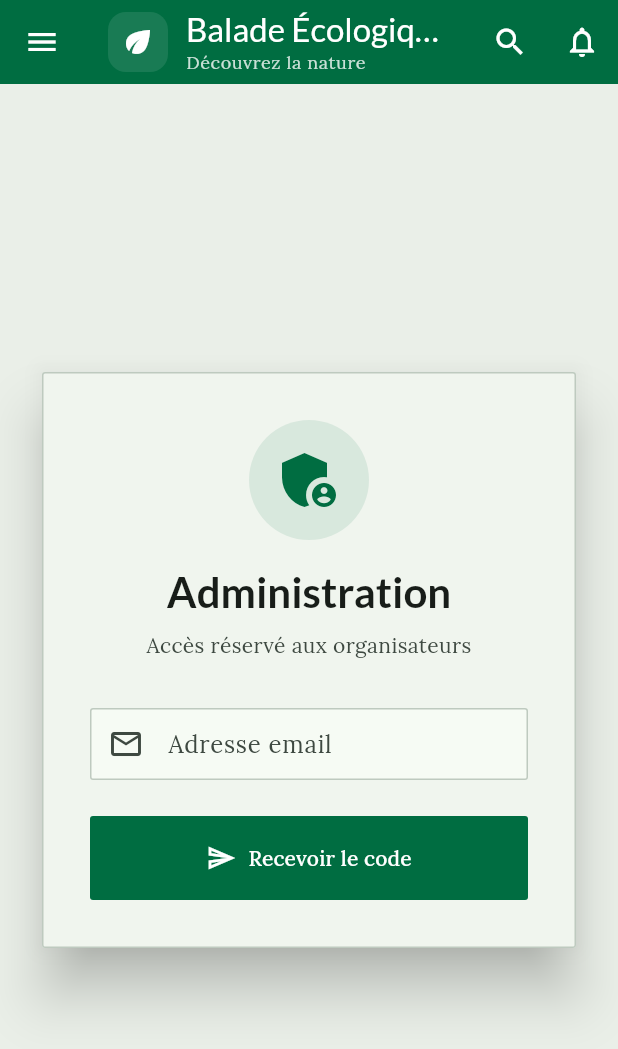
After one commit to Feldrise/application-balades, a Flutter app: the AdminLoginPage screen opened by its route, on a phone screen of 412 x 824 dp. The commit adds this screen. Shown: the top 1049 px of the screen. Run offline on Flutter 3.47's test engine with Material 3 defaults, Android fonts, the phone set to English and light mode, and no system bars; our stand-ins replace file_picker, flutter_riverpod, freezed_annotation, go_router, google_fonts, shared_preferences; missing offline and left inert: phone_form_field; accounts and stored records are empty.

Commit message:
✨ Add login page for admin

```diff
--- /dev/null
+++ b/lib/features/admin/admin_home_page/admin_home_page.dart
@@ -0,0 +1,14 @@
+import 'package:flutter/material.dart';
+
+class AdminHomePage extends StatelessWidget {
+  const AdminHomePage({super.key});
+
+  @override
+  Widget build(BuildContext context) {
+    return Scaffold(
+      appBar: AppBar(title: const Text('Administration')),
+      body: const Center(child: Text('Welcome to the Admin Home Page')),
+      floatingActionButton: FloatingActionButton.extended(onPressed: () {}, icon: const Icon(Icons.add), label: const Text('Ajouter une balade')),
+    );
+  }
+}
--- /dev/null
+++ b/lib/features/authentication/admin_login_page.dart
@@ -0,0 +1,188 @@
+import 'package:balade/core/widgets/loading_overlay.dart';
+import 'package:balade/features/authentication/authentication_provider.dart';
+import 'package:balade/features/authentication/authentication_service.dart';
+import 'package:balade/features/authentication/data/models/authed_user/authed_user.dart';
+import 'package:balade/themes/screen_helper.dart';
+import 'widgets/admin_login_header.dart';
+import 'widgets/admin_login_error_message.dart';
+import 'widgets/admin_login_email_step.dart';
+import 'widgets/admin_login_code_step.dart';
+import 'package:flutter/material.dart';
+import 'package:flutter/services.dart';
+import 'package:flutter_riverpod/flutter_riverpod.dart';
+
+class AdminLoginPage extends ConsumerStatefulWidget {
+  const AdminLoginPage({super.key});
+
+  @override
+  ConsumerState<AdminLoginPage> createState() => _AdminLoginPageState();
+}
+
+class _AdminLoginPageState extends ConsumerState<AdminLoginPage> with TickerProviderStateMixin {
+  final _formKey = GlobalKey<FormState>();
+  final _emailController = TextEditingController();
+  final _codeController = TextEditingController();
+
+  bool _showCodeStep = false;
+  bool _obscureCode = true;
+  String? _errorMessage;
+
+  late AnimationController _slideController;
+  late AnimationController _fadeController;
+  late Animation<double> _fadeAnimation;
+
+  @override
+  void initState() {
+    super.initState();
+    _slideController = AnimationController(duration: const Duration(milliseconds: 400), vsync: this);
+    _fadeController = AnimationController(duration: const Duration(milliseconds: 300), vsync: this);
+
+    _fadeAnimation = Tween<double>(begin: 0.0, end: 1.0).animate(CurvedAnimation(parent: _fadeController, curve: Curves.easeIn));
+
+    _fadeController.forward();
+  }
+
+  @override
+  void dispose() {
+    _emailController.dispose();
+    _codeController.dispose();
+    _slideController.dispose();
+    _fadeController.dispose();
+    super.dispose();
+  }
+
+  Future<void> _sendCode() async {
+    if (!_formKey.currentState!.validate()) return;
+
+    setState(() {
+      _errorMessage = null;
+    });
+
+    LoadingOverlay.of(context).show();
+
+    try {
+      await AuthenticationService.instance.authenticate(_emailController.text);
+      setState(() {
+        _showCodeStep = true;
+      });
+      _slideController.forward();
+    } on PlatformException catch (e) {
+      setState(() {
+        _errorMessage = e.message ?? 'Une erreur est survenue';
+      });
+    } catch (e) {
+      setState(() {
+        _errorMessage = 'Une erreur inattendue est survenue';
+      });
+    } finally {
+      if (mounted) {
+        LoadingOverlay.of(context).hide();
+      }
+    }
+  }
+
+  Future<void> _verifyCode() async {
+    if (!_formKey.currentState!.validate()) return;
+
+    setState(() {
+      _errorMessage = null;
+    });
+
+    LoadingOverlay.of(context).show();
+
+    try {
+      final result = await AuthenticationService.instance.verifyAuthentication(_emailController.text, _codeController.text);
+
+      if (result.user == null || result.token == null) {
+        throw Exception('Invalid response from server');
+      }
+
+      final authedUser = AuthedUser(user: result.user!, token: result.token!);
+      await ref.read(authenticationProvider.notifier).login(authedUser);
+
+      if (mounted) {
+        ScaffoldMessenger.of(context).showSnackBar(const SnackBar(content: Text('Connexion réussie !'), backgroundColor: Colors.green));
+        // Navigation will be handled by the parent router
+      }
+    } on PlatformException catch (e) {
+      setState(() {
+        _errorMessage = e.message ?? 'Code invalide';
+      });
+    } catch (e) {
+      setState(() {
+        _errorMessage = 'Une erreur inattendue est survenue';
+      });
+    } finally {
+      if (mounted) {
+        LoadingOverlay.of(context).hide();
+      }
+    }
+  }
+
+  void _goBack() {
+    setState(() {
+      _showCodeStep = false;
+      _errorMessage = null;
+      _codeController.clear();
+    });
+    _slideController.reverse();
+  }
+
+  @override
+  Widget build(BuildContext context) {
+    final theme = Theme.of(context);
+    final isDesktop = MediaQuery.of(context).size.width >= ScreenHelper.breakpointPC;
+
+    return Scaffold(
+      body: Center(
+        child: SingleChildScrollView(
+          child: FadeTransition(
+            opacity: _fadeAnimation,
+            child: Container(
+              width: isDesktop ? 480 : double.infinity,
+              margin: EdgeInsets.all(isDesktop ? 0 : 24),
+              child: Card(
+                child: Padding(
+                  padding: const EdgeInsets.all(32),
+                  child: Form(
+                    key: _formKey,
+                    child: Column(
+                      mainAxisSize: MainAxisSize.min,
+                      children: [
+                        AdminLoginHeader(showCodeStep: _showCodeStep),
+                        const SizedBox(height: 32),
+                        _buildContent(theme),
+                      ],
+                    ),
+                  ),
+                ),
+              ),
+            ),
+          ),
+        ),
+      ),
+    );
+  }
+
+  Widget _buildContent(ThemeData theme) {
+    return Column(
+      children: [
+        if (_errorMessage != null) AdminLoginErrorMessage(errorMessage: _errorMessage!),
+        AnimatedSwitcher(
+          duration: const Duration(milliseconds: 300),
+          child: _showCodeStep
+              ? AdminLoginCodeStep(
+                  codeController: _codeController,
+                  email: _emailController.text,
+                  obscureCode: _obscureCode,
+                  onVerifyCode: _verifyCode,
+                  onGoBack: _goBack,
+                  onToggleObscure: () => setState(() => _obscureCode = !_obscureCode),
+                  onFieldSubmitted: (_) => _verifyCode(),
+                )
+              : AdminLoginEmailStep(emailController: _emailController, onSendCode: _sendCode, onFieldSubmitted: (_) => _sendCode()),
+        ),
+      ],
+    );
+  }
+}
--- /dev/null
+++ b/lib/features/authentication/widgets/admin_login_email_step.dart
@@ -0,0 +1,32 @@
+import 'package:balade/core/form_validator.dart';
+import 'package:flutter/material.dart';
+
+class AdminLoginEmailStep extends StatelessWidget {
+  const AdminLoginEmailStep({super.key, required this.emailController, required this.onSendCode, this.onFieldSubmitted});
+
+  final TextEditingController emailController;
+  final VoidCallback onSendCode;
+  final void Function(String)? onFieldSubmitted;
+
+  @override
+  Widget build(BuildContext context) {
+    return Column(
+      key: const ValueKey('email-step'),
+      children: [
+        TextFormField(
+          controller: emailController,
+          keyboardType: TextInputType.emailAddress,
+          textInputAction: TextInputAction.done,
+          validator: (value) => FormValidator.emailValidator(value, isRequired: true),
+          onFieldSubmitted: onFieldSubmitted,
+          decoration: const InputDecoration(labelText: 'Adresse email', hintText: 'votre.email@organisation.com', prefixIcon: Icon(Icons.email_outlined)),
+        ),
+        const SizedBox(height: 24),
+        SizedBox(
+          width: double.infinity,
+          child: FilledButton.icon(onPressed: onSendCode, icon: const Icon(Icons.send_outlined, size: 20), label: const Text('Recevoir le code')),
+        ),
+      ],
+    );
+  }
+}
--- /dev/null
+++ b/lib/features/authentication/widgets/admin_login_header.dart
@@ -0,0 +1,31 @@
+import 'package:flutter/material.dart';
+
+class AdminLoginHeader extends StatelessWidget {
+  final bool showCodeStep;
+  const AdminLoginHeader({super.key, required this.showCodeStep});
+
+  @override
+  Widget build(BuildContext context) {
+    final theme = Theme.of(context);
+    return Column(
+      children: [
+        Container(
+          padding: const EdgeInsets.all(16),
+          decoration: BoxDecoration(color: theme.colorScheme.primary.withAlpha(25), shape: BoxShape.circle),
+          child: Icon(Icons.admin_panel_settings, size: 48, color: theme.colorScheme.primary),
+        ),
+        const SizedBox(height: 16),
+        Text(
+          'Administration',
+          style: theme.textTheme.headlineMedium?.copyWith(fontWeight: FontWeight.bold, color: theme.colorScheme.onSurface),
+        ),
+        const SizedBox(height: 8),
+        Text(
+          showCodeStep ? 'Saisissez le code reçu par email' : 'Accès réservé aux organisateurs',
+          style: theme.textTheme.bodyMedium?.copyWith(color: theme.colorScheme.onSurfaceVariant),
+          textAlign: TextAlign.center,
+        ),
+      ],
+    );
+  }
+}
--- a/lib/features/navigation/routes.dart
+++ b/lib/features/navigation/routes.dart
@@ -1,3 +1,7 @@
+import 'package:balade/core/widgets/loading_overlay.dart';
+import 'package:balade/features/admin/admin_home_page/admin_home_page.dart';
+import 'package:balade/features/authentication/admin_login_page.dart';
+import 'package:balade/features/authentication/data/models/authed_user/authed_user.dart';
 import 'package:balade/features/navigation/main_page/main_page.dart';
 import 'package:flutter/material.dart';
 import 'package:go_router/go_router.dart';
@@ -20,10 +24,10 @@ CustomTransitionPage<dynamic> _buildPageWithDefaultTransition<T>({required Build
   );
 }
 
-GoRouter router() => GoRouter(
+GoRouter router(AuthedUser? loggedUser) => GoRouter(
   routes: [
     ShellRoute(
-      builder: (context, state, child) => MainPage(child: child),
+      builder: (context, state, child) => MainPage(child: LoadingOverlay(child: child)),
       routes: [
         GoRoute(
           path: "/",
@@ -43,7 +47,7 @@ GoRouter router() => GoRouter(
         ),
         GoRoute(
           path: "/admin",
-          pageBuilder: (context, state) => _buildPageWithDefaultTransition(context: context, state: state, child: const _AdminPage()),
+          pageBuilder: (context, state) => _buildPageWithDefaultTransition(context: context, state: state, child: loggedUser == null ? AdminLoginPage() : const AdminHomePage()),
         ),
         GoRoute(
           path: "/aide",
@@ -123,18 +127,6 @@ class _AccountPage extends StatelessWidget {
   }
 }
 
-class _AdminPage extends StatelessWidget {
-  const _AdminPage();
-
-  @override
-  Widget build(BuildContext context) {
-    return const Scaffold(
-      backgroundColor: Colors.transparent,
-      body: Center(child: Text("Administration - À venir")),
-    );
-  }
-}
-
 class _HelpPage extends StatelessWidget {
   const _HelpPage();
 
--- a/lib/main.dart
+++ b/lib/main.dart
@@ -26,8 +26,8 @@ class MyApp extends ConsumerWidget {
   // This widget is the root of your application.
   @override
   Widget build(BuildContext context, WidgetRef ref) {
-    final brightness = View.of(context).platformDispatcher.platformBrightness;
-    // final brightness = Brightness.light;
+    // final brightness = View.of(context).platformDispatcher.platformBrightness;
+    final brightness = Brightness.light;
 
     // Retrieves the default theme for the platform
     //TextTheme textTheme = Theme.of(context).textTheme;
@@ -57,7 +57,7 @@ class MyApp extends ConsumerWidget {
               supportedLocales: const [
                 Locale('fr', ''), // French
               ],
-              routerConfig: router(),
+              routerConfig: router(authedUser),
             );
           },
         );
--- a/lib/themes/theme.dart
+++ b/lib/themes/theme.dart
@@ -340,8 +340,50 @@ class MaterialTheme {
     brightness: colorScheme.brightness,
     colorScheme: colorScheme,
     textTheme: textTheme.apply(bodyColor: colorScheme.onSurface, displayColor: colorScheme.onSurface),
-    scaffoldBackgroundColor: colorScheme.surface,
+    scaffoldBackgroundColor: colorScheme.surfaceContainer,
     canvasColor: colorScheme.surface,
+
+    cardTheme: CardThemeData(
+      elevation: 16,
+      shape: RoundedRectangleBorder(
+        borderRadius: BorderRadius.circular(2.0),
+        side: BorderSide(color: colorScheme.outlineVariant, width: 1),
+      ),
+    ),
+
+    inputDecorationTheme: InputDecorationTheme(
+      contentPadding: const EdgeInsets.symmetric(horizontal: 12, vertical: 8),
+      fillColor: colorScheme.surface,
+      filled: true,
+      // floatingLabelBehavior: FloatingLabelBehavior.always,
+      enabledBorder: OutlineInputBorder(
+        borderSide: BorderSide(color: colorScheme.outlineVariant),
+        borderRadius: BorderRadius.circular(2.0),
+      ),
+      border: OutlineInputBorder(
+        borderSide: BorderSide(color: colorScheme.outlineVariant),
+        borderRadius: BorderRadius.circular(2.0),
+      ),
+    ),
+    elevatedButtonTheme: ElevatedButtonThemeData(
+      style: ElevatedButton.styleFrom(
+        elevation: 0,
+        padding: const EdgeInsets.symmetric(horizontal: 32, vertical: 18),
+        shape: RoundedRectangleBorder(borderRadius: BorderRadius.circular(2.0)),
+      ),
+    ),
+    filledButtonTheme: FilledButtonThemeData(
+      style: FilledButton.styleFrom(
+        padding: const EdgeInsets.symmetric(horizontal: 32, vertical: 18),
+        shape: RoundedRectangleBorder(borderRadius: BorderRadius.circular(2.0)),
+      ),
+    ),
+    outlinedButtonTheme: OutlinedButtonThemeData(
+      style: OutlinedButton.styleFrom(
+        padding: const EdgeInsets.symmetric(horizontal: 32, vertical: 18),
+        shape: RoundedRectangleBorder(borderRadius: BorderRadius.circular(2.0)),
+      ),
+    ),
   );
 
   List<ExtendedColor> get extendedColors => [];
```
Also changed, not shown: lib/features/authentication/widgets/admin_login_code_step.dart (added, +76 -0 lines), lib/features/authentication/widgets/admin_login_error_message.dart (added, +30 -0 lines), lib/features/authentication/widgets/admin_login_text_field.dart (added, +75 -0 lines).
